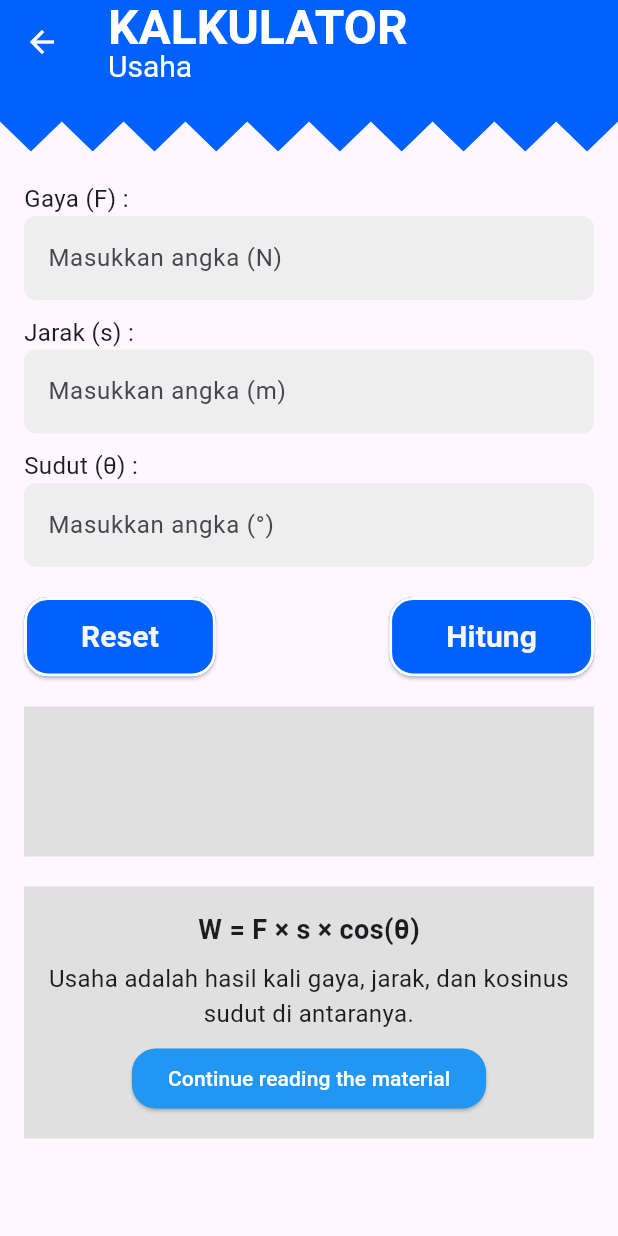
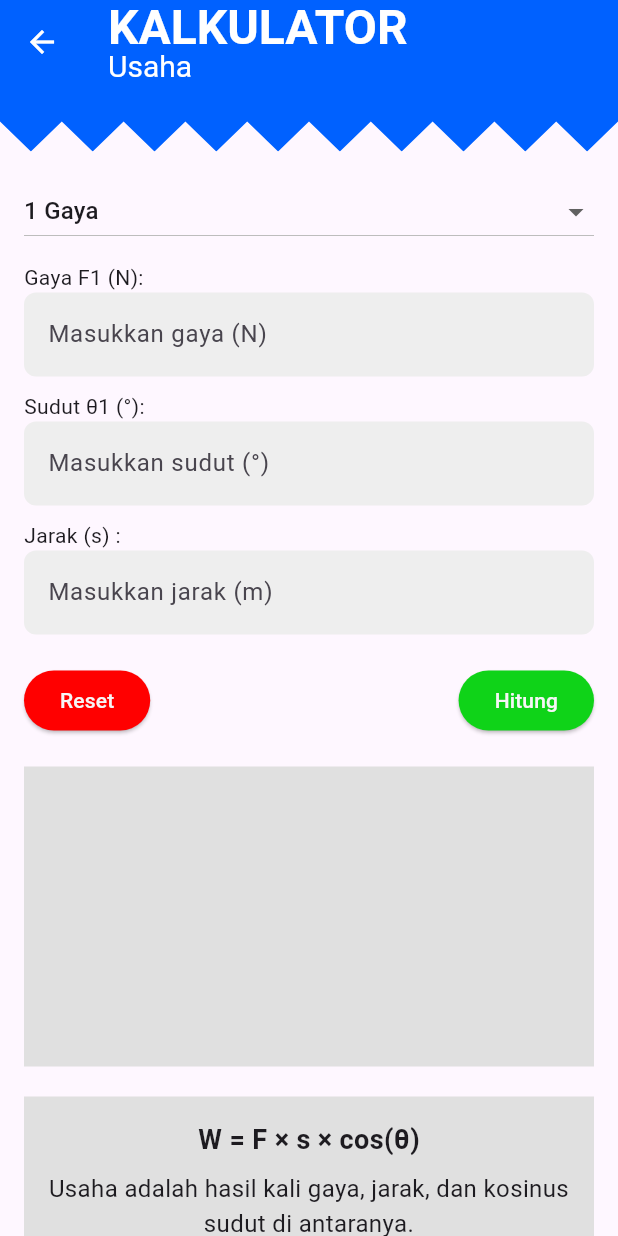
Before and after one commit to DesrielKiki/sunco_physics, a Flutter app: the CalculatorListScreen screen opened by its route, after a tap on "Usaha", on a phone screen of 412 x 824 dp. Run offline on Flutter 3.47's test engine with Material 3 defaults, Android fonts, the light colour scheme and no system bars; our stand-ins replace cloud_firestore, firebase_auth, firebase_core, firebase_storage, image_picker, shared_preferences; accounts and stored records are empty.

Commit message:
:wrench: modify work calculator

```diff
--- a/lib/presentation/navigation/app_routes.dart
+++ b/lib/presentation/navigation/app_routes.dart
@@ -92,7 +92,7 @@ class AppRoutes {
         );
       case workCalculator:
         return MaterialPageRoute(
-          builder: (_) => const WorkCalculatorScreen(),
+          builder: (_) =>  WorkCalculatorScreen(),
         );
       case kineticEnergyCalculator:
         return MaterialPageRoute(
--- a/lib/presentation/screen/calculator/calculator_list.dart
+++ b/lib/presentation/screen/calculator/calculator_list.dart
@@ -12,7 +12,6 @@ class CalculatorListScreen extends StatefulWidget {
 class _CalculatorListScreenState extends State<CalculatorListScreen> {
   final TextEditingController _searchController = TextEditingController();
   List<Map<String, dynamic>> _filteredCalculator = ApplicationEntity.calculator;
-  String _searchText = '';
 
   @override
   void initState() {
@@ -30,8 +29,6 @@ class _CalculatorListScreenState extends State<CalculatorListScreen> {
 
   void _onSearchChanged() {
     setState(() {
-      _searchText = _searchController.text;
-
       _filteredCalculator = ApplicationEntity.calculator
           .where((calculator) => calculator['title']!
               .toLowerCase()
@@ -43,56 +40,50 @@ class _CalculatorListScreenState extends State<CalculatorListScreen> {
   @override
   Widget build(BuildContext context) {
     return Scaffold(
-      appBar: AppBar(
+      body: CustomScrollView(
+        slivers: [
+          SliverAppBar(
             backgroundColor: ColorConfig.primaryColor,
-        foregroundColor: ColorConfig.onPrimaryColor,
-        title: const Text('Physics Calculators'),
+            floating: true,
+            pinned: false,
+            snap: true,
+            title: const Text(
+              'Physics Calculators',
+              style: TextStyle(
+                fontSize: 20,
+                fontWeight: FontWeight.bold,
               ),
-      body: Column(
+            ),
+            foregroundColor: Colors.white,
+            expandedHeight: 120.0, // Tinggi AppBar + Search Bar
+            flexibleSpace: FlexibleSpaceBar(
+              background: Column(
+                mainAxisAlignment: MainAxisAlignment.end,
                 children: [
                   Padding(
-            padding:
-                const EdgeInsets.symmetric(horizontal: 8.0, vertical: 16.0),
-            child: SearchBar(
+                    padding: const EdgeInsets.symmetric(horizontal: 16.0),
+                    child: TextField(
                       controller: _searchController,
+                      decoration: InputDecoration(
                         hintText: 'Search Calculator',
-              trailing: [
-                IconButton(
-                  icon: _searchText.isEmpty
-                      ? const Icon(Icons.search)
-                      : const Icon(Icons.close),
-                  onPressed: () {
-                    if (_searchText.isNotEmpty) {
-                      _searchController.clear();
-                      setState(() {
-                        _searchText = '';
-                        _filteredCalculator = ApplicationEntity.calculator;
-                      });
-                    }
-                  },
-                ),
-              ],
-              onChanged: (value) {
-                setState(() {
-                  _searchText = value;
-                  _filteredCalculator = ApplicationEntity.calculator
-                      .where((calculator) => calculator['title']!
-                          .toLowerCase()
-                          .contains(value.toLowerCase()))
-                      .toList();
-                });
-              },
-              padding: WidgetStateProperty.all(
-                const EdgeInsets.symmetric(horizontal: 16.0, vertical: 8.0),
+                        prefixIcon: const Icon(Icons.search),
+                        filled: true,
+                        fillColor: Colors.white, // Background putih
+                        border: OutlineInputBorder(
+                          borderRadius: BorderRadius.circular(30),
+                          borderSide: BorderSide.none,
                         ),
                       ),
                     ),
-          Expanded(
-            child: Padding(
+                  ),
+                  const SizedBox(height: 8),
+                ],
+              ),
+            ),
+          ),
+          SliverPadding(
             padding: const EdgeInsets.all(8.0),
-              child:
-                  CalculatorGridItem(filteredCalculator: _filteredCalculator),
-            ),
+            sliver: CalculatorGridItem(filteredCalculator: _filteredCalculator),
           ),
         ],
       ),
@@ -110,14 +101,17 @@ class CalculatorGridItem extends StatelessWidget {
 
   @override
   Widget build(BuildContext context) {
-    return filteredCalculator.isEmpty
-        ? Center(
+    if (filteredCalculator.isEmpty) {
+      return SliverFillRemaining(
+        hasScrollBody: false,
+        child: Center(
           child: Column(
             mainAxisAlignment: MainAxisAlignment.center,
             crossAxisAlignment: CrossAxisAlignment.center,
             children: [
               Image.asset(
                 'assets/ic_notfound.png',
+                height: 120,
               ),
               const SizedBox(height: 20),
               const Text(
@@ -129,16 +123,19 @@ class CalculatorGridItem extends StatelessWidget {
                 ),
               ),
             ],
-          ))
-        : GridView.builder(
+          ),
+        ),
+      );
+    } else {
+      return SliverGrid(
         gridDelegate: const SliverGridDelegateWithFixedCrossAxisCount(
           crossAxisCount: 2,
           crossAxisSpacing: 8,
           mainAxisSpacing: 8,
           childAspectRatio: 1,
         ),
-            itemCount: filteredCalculator.length,
-            itemBuilder: (context, index) {
+        delegate: SliverChildBuilderDelegate(
+          (context, index) {
             final calculator = filteredCalculator[index];
             return GestureDetector(
               onTap: () {
@@ -162,13 +159,18 @@ class CalculatorGridItem extends StatelessWidget {
                       calculator['title'] as String,
                       textAlign: TextAlign.center,
                       style: const TextStyle(
-                            fontSize: 16, fontWeight: FontWeight.bold),
+                        fontSize: 16,
+                        fontWeight: FontWeight.bold,
+                      ),
                     ),
                   ],
                 ),
               ),
             );
           },
+          childCount: filteredCalculator.length,
+        ),
       );
     }
   }
+}
--- a/lib/presentation/screen/calculator/calculator_list/work_calculator.dart
+++ b/lib/presentation/screen/calculator/calculator_list/work_calculator.dart
@@ -1,4 +1,7 @@
+import 'dart:math';
+
 import 'package:flutter/material.dart';
+import 'package:sunco_physics/presentation/component/output_calculator.dart';
 import 'package:sunco_physics/presentation/theme/color_config.dart';
 
 class WorkCalculatorScreen extends StatefulWidget {
@@ -10,43 +13,21 @@ class WorkCalculatorScreen extends StatefulWidget {
 
 class _WorkCalculatorScreenState extends State<WorkCalculatorScreen>
     with TickerProviderStateMixin {
-  final TextEditingController _forceController = TextEditingController();
+  int _numberOfForces = 1;
+
+  final List<TextEditingController> _forceControllers = [];
+  final List<TextEditingController> _angleControllers = [];
   final TextEditingController _distanceController = TextEditingController();
-  final TextEditingController _angleController = TextEditingController();
-  String _result = '';
+
+  String _known = '';
+  String _asked = '';
+  String _answer = '';
+  String _conclusion = '';
 
   late AnimationController _animationController;
   late Animation<double> _animation;
   late Animation<double> _shadowAnimation;
   late Animation<double> _opacityAnimation;
-
-  void _resetFields() {
-    setState(() {
-      _forceController.clear();
-      _distanceController.clear();
-      _angleController.clear();
-      _result = '';
-    });
-  }
-
-  void _calculateWork() {
-    final double? force = double.tryParse(_forceController.text);
-    final double? distance = double.tryParse(_distanceController.text);
-    final double? angle = double.tryParse(_angleController.text);
-
-    if (force != null && distance != null && angle != null) {
-      final double angleInRadians =
-          angle * (3.14159 / 180); // Convert to radians
-      final double work = force * distance * angleInRadians.abs();
-      setState(() {
-        _result = 'Usaha: ${work.toStringAsFixed(2)} Joule';
-      });
-    } else {
-      setState(() {
-        _result = 'Input tidak valid!';
-      });
-    }
-  }
 
   @override
   void initState() {
@@ -70,12 +51,121 @@ class _WorkCalculatorScreenState extends State<WorkCalculatorScreen>
     );
 
     _animationController.forward();
+
+    _updateForceControllers();
   }
 
   @override
   void dispose() {
     _animationController.dispose();
+    for (var controller in _forceControllers) {
+      controller.dispose();
+    }
+    for (var controller in _angleControllers) {
+      controller.dispose();
+    }
+    _distanceController.dispose();
     super.dispose();
+  }
+
+  void _updateForceControllers() {
+    setState(() {
+      while (_forceControllers.length < _numberOfForces) {
+        _forceControllers.add(TextEditingController());
+        _angleControllers.add(TextEditingController());
+      }
+      while (_forceControllers.length > _numberOfForces) {
+        _forceControllers.removeLast().dispose();
+        _angleControllers.removeLast().dispose();
+      }
+    });
+  }
+
+  void _resetFields() {
+    setState(() {
+      for (var controller in _forceControllers) {
+        controller.clear();
+      }
+      for (var controller in _angleControllers) {
+        controller.clear();
+      }
+      _distanceController.clear();
+      _known = '';
+      _asked = '';
+      _answer = '';
+      _conclusion = '';
+    });
+  }
+
+  void _calculateWork() {
+    final double? distance = double.tryParse(_distanceController.text);
+    if (distance == null || distance <= 0) {
+      _showErrorDialog('Masukkan jarak (s) yang valid (lebih dari 0).');
+      return;
+    }
+
+    for (int i = 0; i < _numberOfForces; i++) {
+      final double? force = double.tryParse(_forceControllers[i].text);
+      final double? angle = double.tryParse(_angleControllers[i].text);
+
+      if (force == null || force <= 0) {
+        _showErrorDialog(
+            'Masukkan gaya (F${i + 1}) yang valid (lebih dari 0).');
+        return;
+      }
+      if (angle == null || angle < 0 || angle > 360) {
+        _showErrorDialog('Masukkan sudut (θ${i + 1}) yang valid (0° - 360°).');
+        return;
+      }
+    }
+
+    double totalWork = 0;
+    String knownDetails = '';
+    String calculationSteps = '';
+    String totalCalculationSteps = '';
+
+    for (int i = 0; i < _numberOfForces; i++) {
+      final double force = double.parse(_forceControllers[i].text);
+      final double angle = double.parse(_angleControllers[i].text);
+
+      final double angleInRadians = angle * (pi / 180);
+      final double work = force * distance * cos(angleInRadians);
+      totalWork += work;
+
+      knownDetails += 'Gaya F${i + 1} = $force N, Sudut θ${i + 1} = $angle°\n';
+      calculationSteps +=
+          'W${i + 1} = F${i + 1} × s × cos(θ${i + 1})\n   = $force × $distance × cos($angle°)\n   = ${work.toStringAsFixed(2)} Joule\n\n';
+
+      totalCalculationSteps +=
+          i == 0 ? work.toStringAsFixed(2) : ' + ${work.toStringAsFixed(2)}';
+    }
+
+    totalCalculationSteps += ' = ${totalWork.toStringAsFixed(2)} Joule';
+
+    setState(() {
+      _known = 'Jarak (s) = $distance m\n$knownDetails';
+      _asked = 'Berapa besar usaha (W)?';
+      _answer =
+          'Langkah Perhitungan:\n$calculationSteps Total Usaha:\nW = Σ(W1 + W2 + ... + Wn)\n   = $totalCalculationSteps';
+      _conclusion =
+          'Usaha yang dilakukan adalah ${totalWork.toStringAsFixed(2)} Joule.';
+    });
+  }
+
+  void _showErrorDialog(String message) {
+    showDialog(
+      context: context,
+      builder: (context) => AlertDialog(
+        title: const Text('Input Tidak Valid'),
+        content: Text(message),
+        actions: [
+          TextButton(
+            onPressed: () => Navigator.pop(context),
+            child: const Text('OK'),
+          ),
+        ],
+      ),
+    );
   }
 
   @override
@@ -120,6 +210,7 @@ class _WorkCalculatorScreenState extends State<WorkCalculatorScreen>
       ),
       body: SingleChildScrollView(
         child: Column(
+          crossAxisAlignment: CrossAxisAlignment.start,
           children: [
             Stack(
               clipBehavior: Clip.none,
@@ -163,28 +254,54 @@ class _WorkCalculatorScreenState extends State<WorkCalculatorScreen>
                 ),
               ],
             ),
-            const SizedBox(height: 20),
             Padding(
-              padding: const EdgeInsets.symmetric(horizontal: 16.0),
+              padding: const EdgeInsets.all(16.0),
               child: Column(
-                crossAxisAlignment: CrossAxisAlignment.start,
                 children: [
-                  _buildInputField(
-                    label: 'Gaya (F) :',
-                    controller: _forceController,
-                    hint: 'Masukkan angka (N)',
+                  DropdownButton<int>(
+                    isExpanded: true,
+                    value: _numberOfForces,
+                    menuWidth: double.infinity,
+                    items: List.generate(
+                      4,
+                      (index) => DropdownMenuItem(
+                        value: index + 1,
+                        child: Text('${index + 1} Gaya'),
+                      ),
+                    ),
+                    onChanged: (value) {
+                      if (value != null) {
+                        setState(() {
+                          _numberOfForces = value;
+                          _updateForceControllers();
+                        });
+                      }
+                    },
                   ),
                   const SizedBox(height: 10),
+                  ...List.generate(_numberOfForces, (index) {
+                    return Column(
+                      crossAxisAlignment: CrossAxisAlignment.start,
+                      children: [
+                        _buildInputField(
+                          label: 'Gaya F${index + 1} (N):',
+                          controller: _forceControllers[index],
+                          hint: 'Masukkan gaya (N)',
+                        ),
+                        const SizedBox(height: 10),
+                        _buildInputField(
+                          label: 'Sudut θ${index + 1} (°):',
+                          controller: _angleControllers[index],
+                          hint: 'Masukkan sudut (°)',
+                        ),
+                        const SizedBox(height: 10),
+                      ],
+                    );
+                  }),
                   _buildInputField(
                     label: 'Jarak (s) :',
                     controller: _distanceController,
-                    hint: 'Masukkan angka (m)',
-                  ),
-                  const SizedBox(height: 10),
-                  _buildInputField(
-                    label: 'Sudut (θ) :',
-                    controller: _angleController,
-                    hint: 'Masukkan angka (°)',
+                    hint: 'Masukkan jarak (m)',
                   ),
                   const SizedBox(height: 20),
                   Row(
@@ -193,69 +310,40 @@ class _WorkCalculatorScreenState extends State<WorkCalculatorScreen>
                       ElevatedButton(
                         onPressed: _resetFields,
                         style: ElevatedButton.styleFrom(
-                          backgroundColor: ColorConfig.darkBlue,
-                          foregroundColor: Colors.white,
-                          padding: const EdgeInsets.symmetric(
-                              horizontal: 38.0, vertical: 12.0),
-                          shape: RoundedRectangleBorder(
-                            borderRadius: BorderRadius.circular(16.0),
-                            side: const BorderSide(
-                              color: Colors.white,
-                              width: 2.0,
-                              style: BorderStyle.solid,
-                            ),
-                          ),
+                          backgroundColor: ColorConfig.redWarning,
+                          foregroundColor: ColorConfig.onPrimaryColor,
                         ),
-                        child: const Text(
-                          'Reset',
-                          style: TextStyle(
-                            fontSize: 20,
-                            color: ColorConfig.onPrimaryColor,
-                            fontWeight: FontWeight.bold,
-                          ),
-                        ),
+                        child: const Text('Reset'),
                       ),
                       ElevatedButton(
                         onPressed: _calculateWork,
                         style: ElevatedButton.styleFrom(
-                          backgroundColor: ColorConfig.darkBlue,
-                          foregroundColor: Colors.white,
-                          padding: const EdgeInsets.symmetric(
-                              horizontal: 38.0, vertical: 12.0),
-                          shape: RoundedRectangleBorder(
-                            borderRadius: BorderRadius.circular(16.0),
-                            side: const BorderSide(
-                              color: Colors.white,
-                              width: 2.0,
-                              style: BorderStyle.solid,
-                            ),
-                          ),
+                          backgroundColor: ColorConfig.green,
+                          foregroundColor: ColorConfig.onPrimaryColor,
                         ),
-                        child: const Text(
-                          'Hitung',
-                          style: TextStyle(
-                            fontSize: 20,
-                            color: ColorConfig.onPrimaryColor,
-                            fontWeight: FontWeight.bold,
-                          ),
-                        ),
+                        child: const Text('Hitung'),
                       ),
                     ],
                   ),
                   const SizedBox(height: 20),
                   Container(
                     width: double.infinity,
-                    height: 100,
                     color: Colors.grey.shade300,
-                    child: Center(
-                      child: Text(
-                        _result,
-                        style: const TextStyle(fontSize: 18),
-                        textAlign: TextAlign.center,
-                      ),
-                    ),
+                    child: _conclusion.isNotEmpty
+                        ? OutputCalculator(
+                            known: _known,
+                            asked: _asked,
+                            answer: _answer,
+                            conclusion: _conclusion,
+                          )
+                        : const SizedBox(
+                            height: 200,
+                            width: double.infinity,
+                          ),
                   ),
-                  const SizedBox(height: 20),
+                  const SizedBox(
+                    height: 20,
+                  ),
                   Container(
                     width: double.infinity,
                     padding: const EdgeInsets.all(16.0),
@@ -309,10 +397,7 @@ class _WorkCalculatorScreenState extends State<WorkCalculatorScreen>
     return Column(
       crossAxisAlignment: CrossAxisAlignment.start,
       children: [
-        Text(
-          label,
-          style: const TextStyle(fontSize: 16),
-        ),
+        Text(label),
         TextField(
           controller: controller,
           decoration: InputDecoration(
```
Also changed, not shown: lib/presentation/component/output_calculator.dart (added, +55 -0 lines). Lines whose indentation alone changed are shown as unchanged.
